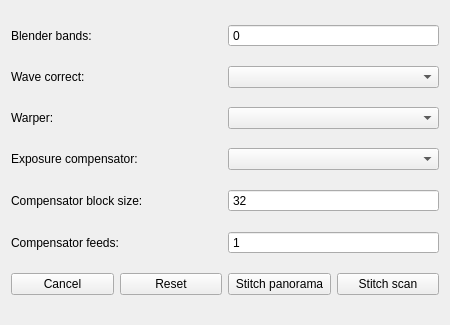
The window that src/gui/ui/stitchersettingsdialog.ui (nisemono0/AniStitch) describes before a commit, drawn with Qt 5.
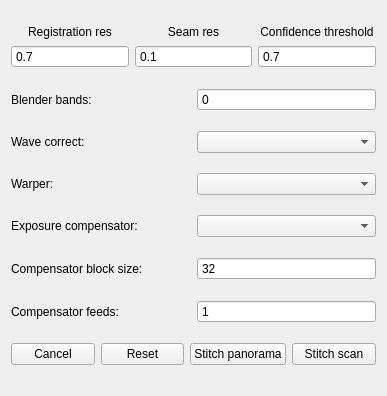
The same window after the commit.

```diff
--- a/src/gui/ui/stitchersettingsdialog.ui
+++ b/src/gui/ui/stitchersettingsdialog.ui
@@ -6,26 +6,156 @@
    <rect>
     <x>0</x>
     <y>0</y>
-    <width>450</width>
-    <height>325</height>
+    <width>387</width>
+    <height>396</height>
    </rect>
   </property>
   <property name="minimumSize">
    <size>
-    <width>450</width>
-    <height>325</height>
+    <width>387</width>
+    <height>396</height>
    </size>
   </property>
   <property name="maximumSize">
    <size>
-    <width>450</width>
-    <height>325</height>
+    <width>387</width>
+    <height>396</height>
    </size>
   </property>
   <property name="windowTitle">
    <string>Stitcher settings</string>
   </property>
-  <layout class="QVBoxLayout" name="verticalLayout">
+  <layout class="QVBoxLayout" name="verticalLayout_4">
+   <property name="sizeConstraint">
+    <enum>QLayout::SizeConstraint::SetMaximumSize</enum>
+   </property>
+   <item>
+    <layout class="QHBoxLayout" name="horizontalLayout_8">
+     <item>
+      <layout class="QVBoxLayout" name="verticalLayout">
+       <item>
+        <widget class="QLabel" name="label_7">
+         <property name="sizePolicy">
+          <sizepolicy hsizetype="Preferred" vsizetype="Maximum">
+           <horstretch>0</horstretch>
+           <verstretch>0</verstretch>
+          </sizepolicy>
+         </property>
+         <property name="text">
+          <string>Registration res</string>
+         </property>
+         <property name="alignment">
+          <set>Qt::AlignmentFlag::AlignCenter</set>
+         </property>
+        </widget>
+       </item>
+       <item>
+        <widget class="QDoubleSpinBox" name="doubleSpinBoxRegistrationRes">
+         <property name="buttonSymbols">
+          <enum>QAbstractSpinBox::ButtonSymbols::NoButtons</enum>
+         </property>
+         <property name="decimals">
+          <number>1</number>
+         </property>
+         <property name="minimum">
+          <double>0.100000000000000</double>
+         </property>
+         <property name="maximum">
+          <double>1.000000000000000</double>
+         </property>
+         <property name="singleStep">
+          <double>0.100000000000000</double>
+         </property>
+         <property name="value">
+          <double>0.700000000000000</double>
+         </property>
+        </widget>
+       </item>
+      </layout>
+     </item>
+     <item>
+      <layout class="QVBoxLayout" name="verticalLayout_2">
+       <item>
+        <widget class="QLabel" name="label_8">
+         <property name="sizePolicy">
+          <sizepolicy hsizetype="Preferred" vsizetype="Maximum">
+           <horstretch>0</horstretch>
+           <verstretch>0</verstretch>
+          </sizepolicy>
+         </property>
+         <property name="text">
+          <string>Seam res</string>
+         </property>
+         <property name="alignment">
+          <set>Qt::AlignmentFlag::AlignCenter</set>
+         </property>
+        </widget>
+       </item>
+       <item>
+        <widget class="QDoubleSpinBox" name="doubleSpinBoxSeamRes">
+         <property name="buttonSymbols">
+          <enum>QAbstractSpinBox::ButtonSymbols::NoButtons</enum>
+         </property>
+         <property name="decimals">
+          <number>1</number>
+         </property>
+         <property name="minimum">
+          <double>0.100000000000000</double>
+         </property>
+         <property name="maximum">
+          <double>1.000000000000000</double>
+         </property>
+         <property name="singleStep">
+          <double>0.100000000000000</double>
+         </property>
+        </widget>
+       </item>
+      </layout>
+     </item>
+     <item>
+      <layout class="QVBoxLayout" name="verticalLayout_3">
+       <item>
+        <widget class="QLabel" name="label_9">
+         <property name="sizePolicy">
+          <sizepolicy hsizetype="Preferred" vsizetype="Maximum">
+           <horstretch>0</horstretch>
+           <verstretch>0</verstretch>
+          </sizepolicy>
+         </property>
+         <property name="text">
+          <string>Confidence threshold</string>
+         </property>
+         <property name="alignment">
+          <set>Qt::AlignmentFlag::AlignCenter</set>
+         </property>
+        </widget>
+       </item>
+       <item>
+        <widget class="QDoubleSpinBox" name="doubleSpinBoxConfidenceThreshold">
+         <property name="buttonSymbols">
+          <enum>QAbstractSpinBox::ButtonSymbols::NoButtons</enum>
+         </property>
+         <property name="decimals">
+          <number>1</number>
+         </property>
+         <property name="minimum">
+          <double>0.100000000000000</double>
+         </property>
+         <property name="maximum">
+          <double>1.000000000000000</double>
+         </property>
+         <property name="singleStep">
+          <double>0.100000000000000</double>
+         </property>
+         <property name="value">
+          <double>0.700000000000000</double>
+         </property>
+        </widget>
+       </item>
+      </layout>
+     </item>
+    </layout>
+   </item>
    <item>
     <layout class="QHBoxLayout" name="horizontalLayout">
      <item>
```
